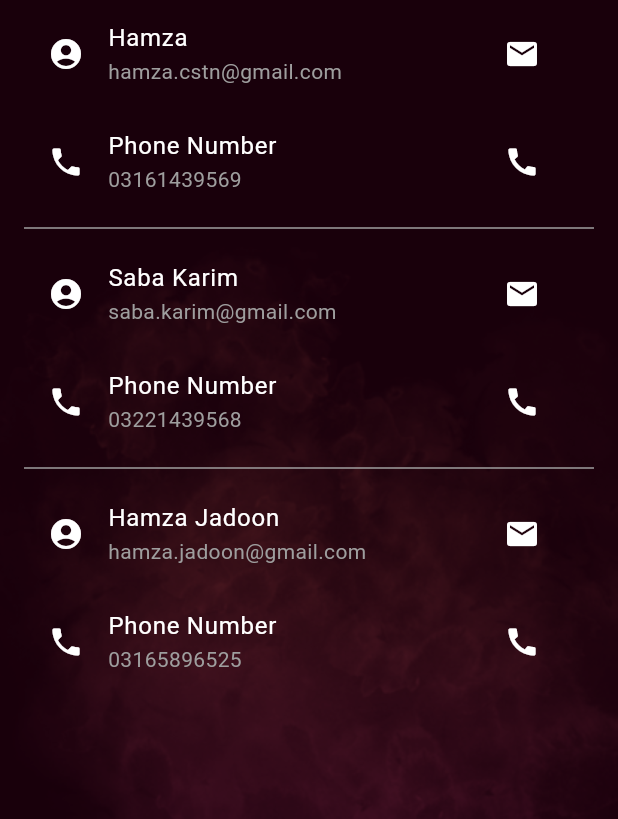
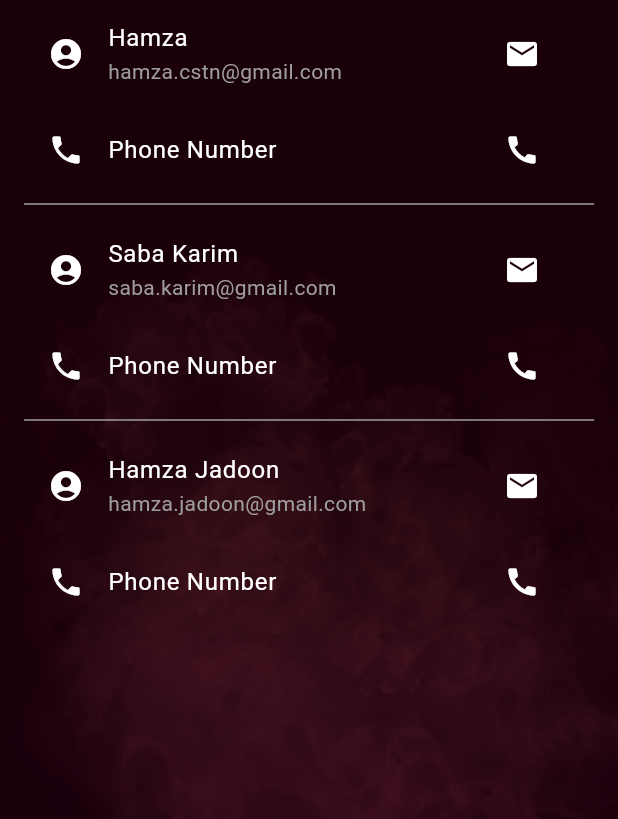
Before and after one commit to hmzza/safeguardher_fyp, a Flutter app: the HelpAndSupport screen opened directly, on a phone screen of 412 x 824 dp, the part 417-1236 px from its top. Run offline on Flutter 3.47's test engine with Material 3 defaults, Android fonts, the phone set to English and light mode, and no system bars; our stand-ins replace carousel_slider, cloud_firestore, contacts_service, firebase_auth, firebase_core, fluttertoast and 6 more; missing offline and left inert: audio_session, flutter_alarm_clock, flutter_sound, flutter_sound_platform_interface, telephony; accounts and stored records are empty.

Commit message:
Update helpandsupport.dart

```diff
--- a/lib/helpandsupport.dart
+++ b/lib/helpandsupport.dart
@@ -74,7 +74,6 @@ class _HelpAndSupportState extends State<HelpAndSupport> {
                 ),
                 ListTile(
                   title: Text('Phone Number', style: TextStyle(color: Colors.white)),
-                  subtitle: Text('03161439569', style: TextStyle(color: Colors.grey)),
                   leading: Icon(Icons.phone, color: Colors.white),
                   trailing: IconButton(
                     icon: Icon(Icons.call, color: Colors.white),
@@ -93,7 +92,6 @@ class _HelpAndSupportState extends State<HelpAndSupport> {
                 ),
                 ListTile(
                   title: Text('Phone Number', style: TextStyle(color: Colors.white)),
-                  subtitle: Text('03221439568', style: TextStyle(color: Colors.grey)),
                   leading: Icon(Icons.phone, color: Colors.white),
                   trailing: IconButton(
                     icon: Icon(Icons.call, color: Colors.white),
@@ -112,7 +110,6 @@ class _HelpAndSupportState extends State<HelpAndSupport> {
                 ),
                 ListTile(
                   title: Text('Phone Number', style: TextStyle(color: Colors.white)),
-                  subtitle: Text('03165896525', style: TextStyle(color: Colors.grey)),
                   leading: Icon(Icons.phone, color: Colors.white),
                   trailing: IconButton(
                     icon: Icon(Icons.call, color: Colors.white),
```
